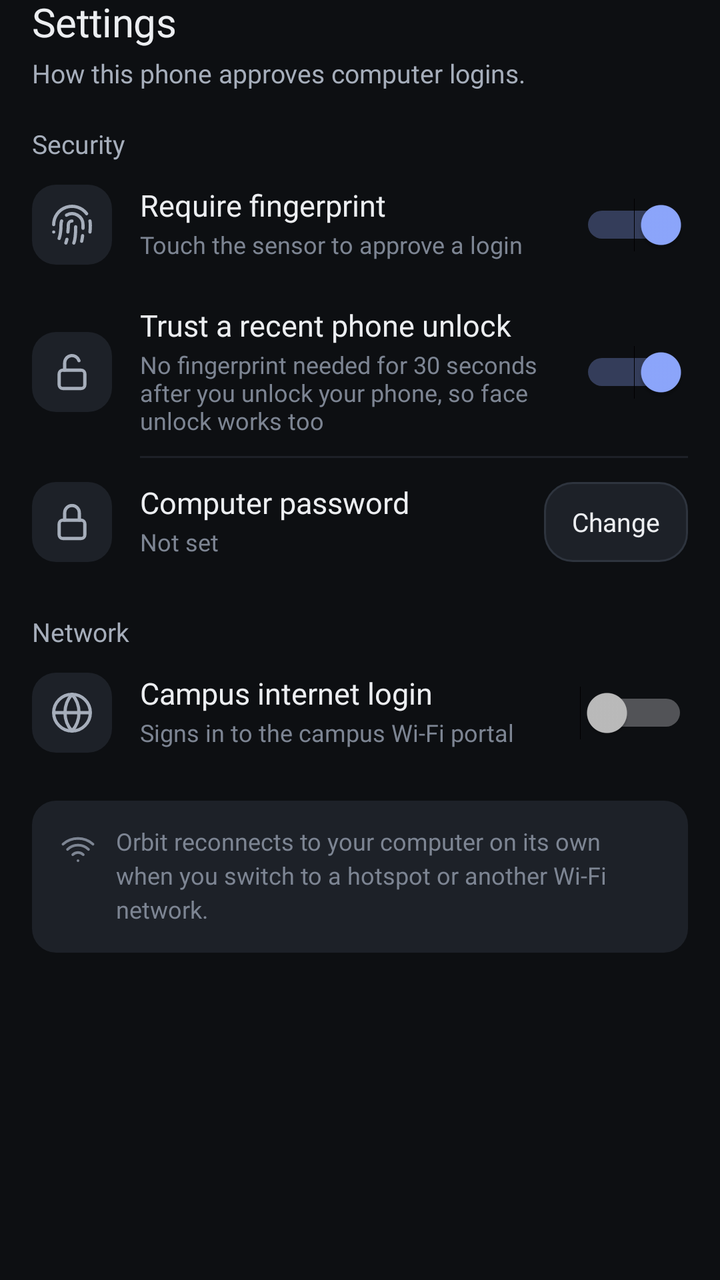
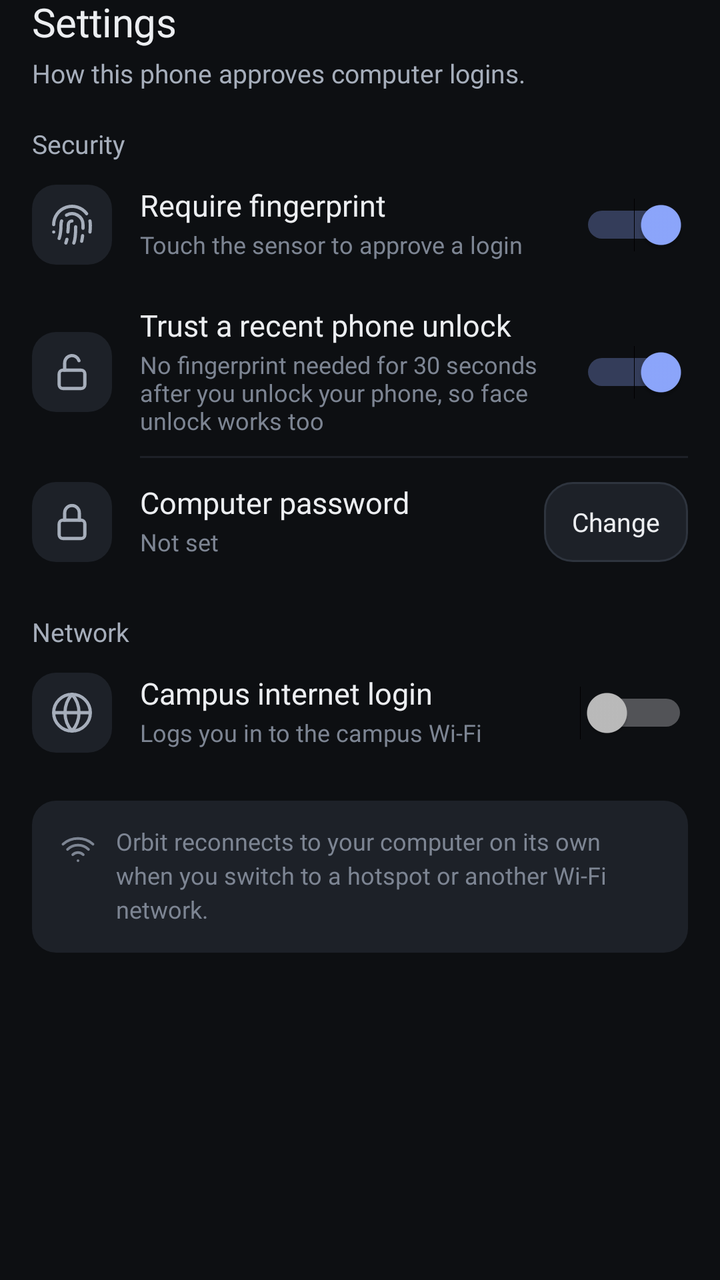

An Android layout rendered at two revisions. The XML below is the earlier revision; the diff shows what the commit changed to produce the second picture.
<!-- AndroidManifest.xml: application theme AppTheme -->
<!-- res/layout/dialog_settings.xml -->
<?xml version="1.0" encoding="utf-8"?>
<LinearLayout xmlns:android="http://schemas.android.com/apk/res/android"
    android:layout_width="match_parent"
    android:layout_height="wrap_content"
    android:orientation="vertical"
    android:background="@null"
    android:paddingStart="16dp"
    android:paddingEnd="16dp"
    android:paddingBottom="24dp">

    <TextView
        style="@style/Text.Title"
        android:layout_width="wrap_content"
        android:layout_height="wrap_content"
        android:text="Settings" />

    <TextView
        style="@style/Text.Secondary"
        android:layout_width="wrap_content"
        android:layout_height="wrap_content"
        android:layout_marginTop="6dp"
        android:text="How this phone approves computer logins." />

    <TextView
        style="@style/Text.Overline"
        android:layout_width="wrap_content"
        android:layout_height="wrap_content"
        android:layout_marginTop="20dp"
        android:text="Security" />

    
    <LinearLayout
        android:layout_width="match_parent"
        android:layout_height="wrap_content"
        android:gravity="center_vertical"
        android:minHeight="64dp"
        android:baselineAligned="false"
        android:orientation="horizontal"
        android:paddingTop="10dp"
        android:paddingBottom="10dp">

        <ImageView
            android:layout_width="40dp"
            android:layout_height="40dp"
            android:background="@drawable/bg_icon_tile"
            android:importantForAccessibility="no"
            android:padding="9dp"
            android:src="@drawable/ic_o_fingerprint"
            android:tint="@color/o_text_2" />

        <LinearLayout
            android:layout_width="0dp"
            android:layout_height="wrap_content"
            android:layout_weight="1"
            android:layout_marginStart="14dp"
            android:layout_marginEnd="12dp"
            android:orientation="vertical">

            <TextView
                style="@style/Text"
                android:layout_width="wrap_content"
                android:layout_height="wrap_content"
                android:fontFamily="@font/geist_medium"
                android:text="Require fingerprint"
                android:textSize="15sp" />

            <TextView
                android:id="@+id/tv_dialog_biometric_desc"
                style="@style/Text.Caption"
                android:layout_width="wrap_content"
                android:layout_height="wrap_content"
                android:layout_marginTop="4dp"
                android:text="Touch the sensor to approve a login" />
        </LinearLayout>

        <Switch
            android:id="@+id/switch_dialog_biometric"
            android:layout_width="wrap_content"
            android:layout_height="wrap_content"
            android:minHeight="44dp"
            android:checked="true" />
    </LinearLayout>

    
    <LinearLayout
        android:layout_width="match_parent"
        android:layout_height="wrap_content"
        android:gravity="center_vertical"
        android:minHeight="64dp"
        android:baselineAligned="false"
        android:orientation="horizontal"
        android:paddingTop="10dp"
        android:paddingBottom="10dp">

        <ImageView
            android:layout_width="40dp"
            android:layout_height="40dp"
            android:background="@drawable/bg_icon_tile"
            android:importantForAccessibility="no"
            android:padding="9dp"
            android:src="@drawable/ic_o_unlock"
            android:tint="@color/o_text_2" />

        <LinearLayout
            android:layout_width="0dp"
            android:layout_height="wrap_content"
            android:layout_weight="1"
            android:layout_marginStart="14dp"
            android:layout_marginEnd="12dp"
            android:orientation="vertical">

            <TextView
                style="@style/Text"
                android:layout_width="wrap_content"
                android:layout_height="wrap_content"
                android:fontFamily="@font/geist_medium"
                android:text="Trust a recent phone unlock"
                android:textSize="15sp" />

            <TextView
                style="@style/Text.Caption"
                android:layout_width="wrap_content"
                android:layout_height="wrap_content"
                android:layout_marginTop="4dp"
                android:text="No fingerprint needed for 30 seconds after you unlock your phone, so face unlock works too" />
        </LinearLayout>

        <Switch
            android:id="@+id/switch_dialog_recent_unlock"
            android:layout_width="wrap_content"
            android:layout_height="wrap_content"
            android:minHeight="44dp"
            android:checked="true" />
    </LinearLayout>

    <View
        style="@style/Divider"
        android:layout_width="match_parent"
        android:layout_marginStart="54dp" />

    
    <LinearLayout
        android:layout_width="match_parent"
        android:layout_height="wrap_content"
        android:gravity="center_vertical"
        android:minHeight="64dp"
        android:baselineAligned="false"
        android:orientation="horizontal"
        android:paddingTop="10dp"
        android:paddingBottom="10dp">

        <ImageView
            android:layout_width="40dp"
            android:layout_height="40dp"
            android:background="@drawable/bg_icon_tile"
            android:importantForAccessibility="no"
            android:padding="9dp"
            android:src="@drawable/ic_o_lock"
            android:tint="@color/o_text_2" />

        <LinearLayout
            android:layout_width="0dp"
            android:layout_height="wrap_content"
            android:layout_weight="1"
            android:layout_marginStart="14dp"
            android:layout_marginEnd="12dp"
            android:orientation="vertical">

            <TextView
                style="@style/Text"
                android:layout_width="wrap_content"
                android:layout_height="wrap_content"
                android:fontFamily="@font/geist_medium"
                android:text="Computer password"
                android:textSize="15sp" />

            <TextView
                android:id="@+id/tv_dialog_password_desc"
                style="@style/Text.Caption"
                android:layout_width="wrap_content"
                android:layout_height="wrap_content"
                android:layout_marginTop="4dp"
                android:text="Not set" />
        </LinearLayout>

        <Button
            android:autoSizeTextType="none"
            android:id="@+id/btn_dialog_change_password"
            style="@style/Btn.Secondary"
            android:layout_width="wrap_content"
            android:layout_height="40dp"
            android:paddingStart="14dp"
            android:paddingEnd="14dp"
            android:text="Change"
            android:textSize="13sp" />
    </LinearLayout>

    <TextView
        style="@style/Text.Overline"
        android:layout_width="wrap_content"
        android:layout_height="wrap_content"
        android:layout_marginTop="16dp"
        android:text="Network" />

    
    <LinearLayout
        android:layout_width="match_parent"
        android:layout_height="wrap_content"
        android:gravity="center_vertical"
        android:minHeight="64dp"
        android:baselineAligned="false"
        android:orientation="horizontal"
        android:paddingTop="10dp"
        android:paddingBottom="10dp">

        <ImageView
            android:layout_width="40dp"
            android:layout_height="40dp"
            android:background="@drawable/bg_icon_tile"
            android:importantForAccessibility="no"
            android:padding="9dp"
            android:src="@drawable/ic_o_globe"
            android:tint="@color/o_text_2" />

        <LinearLayout
            android:layout_width="0dp"
            android:layout_height="wrap_content"
            android:layout_weight="1"
            android:layout_marginStart="14dp"
            android:layout_marginEnd="12dp"
            android:orientation="vertical">

            <TextView
                style="@style/Text"
                android:layout_width="wrap_content"
                android:layout_height="wrap_content"
                android:fontFamily="@font/geist_medium"
                android:text="Campus internet login"
                android:textSize="15sp" />

            <TextView
                android:id="@+id/tv_dialog_captive_desc"
                style="@style/Text.Caption"
                android:layout_width="wrap_content"
                android:layout_height="wrap_content"
                android:layout_marginTop="4dp"
                android:text="Signs in to the campus Wi-Fi portal" />
        </LinearLayout>

        <Switch
            android:id="@+id/switch_dialog_captive"
            android:layout_width="wrap_content"
            android:layout_height="wrap_content"
            android:minHeight="44dp"
            android:checked="false" />
    </LinearLayout>

    <LinearLayout
        android:id="@+id/layout_dialog_captive_config"
        android:layout_width="match_parent"
        android:layout_height="wrap_content"
        android:layout_marginStart="54dp"
        android:gravity="center_vertical"
        android:baselineAligned="false"
        android:orientation="horizontal"
        android:paddingBottom="8dp"
        android:visibility="gone">

        <Button
            android:id="@+id/btn_dialog_toggle_captive"
            style="@style/Btn.Primary"
            android:layout_width="0dp"
            android:layout_height="44dp"
            android:layout_weight="1"
            android:paddingStart="8dp"
            android:paddingEnd="8dp"
            android:text="Log in"
            android:textSize="14sp" />

        <Button
            android:autoSizeTextType="none"
            android:id="@+id/btn_dialog_config_captive"
            style="@style/Btn.Secondary"
            android:layout_width="wrap_content"
            android:layout_height="44dp"
            android:layout_marginStart="8dp"
            android:paddingStart="14dp"
            android:paddingEnd="14dp"
            android:text="Set up"
            android:textSize="14sp" />
    </LinearLayout>

    
    <LinearLayout
        android:layout_width="match_parent"
        android:layout_height="wrap_content"
        android:layout_marginTop="12dp"
        android:background="@drawable/bg_icon_tile"
        android:baselineAligned="false"
        android:orientation="horizontal"
        android:padding="14dp">

        <ImageView
            android:layout_width="18dp"
            android:layout_height="18dp"
            android:layout_marginTop="1dp"
            android:importantForAccessibility="no"
            android:src="@drawable/ic_o_wifi"
            android:tint="@color/o_text_3" />

        <TextView
            style="@style/Text.Caption"
            android:layout_width="0dp"
            android:layout_height="wrap_content"
            android:layout_weight="1"
            android:layout_marginStart="10dp"
            android:lineSpacingExtra="3dp"
            android:text="Orbit reconnects to your computer on its own when you switch to a hotspot or another Wi-Fi network." />
    </LinearLayout>

</LinearLayout>
<!-- resources referenced by this layout -->
<resources>
  <color name="o_text_2">#A6AEBB</color>
  <color name="o_text_3">#7D8593</color>
  <!-- drawable bg_icon_tile (drawable) -->
  <?xml version="1.0" encoding="utf-8"?>
  <shape xmlns:android="http://schemas.android.com/apk/res/android" android:shape="rectangle"><solid android:color="@color/o_raised"/><corners android:radius="12dp"/></shape>
  <style name="Btn.Secondary">
          <item name="android:autoSizeTextType">uniform</item>
          <item name="android:autoSizeMinTextSize">11sp</item>
          <item name="android:autoSizeMaxTextSize">15sp</item>
          <item name="android:autoSizeStepGranularity">1sp</item>
          <item name="android:background">@drawable/btn_tonal</item>
          <item name="android:textColor">@color/o_text</item>
          <item name="android:drawableTint">@color/o_text</item>
      </style>
  <style name="Divider">
          <item name="android:background">@color/o_raised</item>
          <item name="android:layout_height">1dp</item>
      </style>
  <style name="Text">
          <item name="android:fontFamily">@font/geist_regular</item>
          <item name="android:textColor">@color/o_text</item>
          <item name="android:includeFontPadding">false</item>
      </style>
  <style name="Text.Caption">
          <item name="android:textSize">12sp</item>
          <item name="android:textColor">@color/o_text_3</item>
      </style>
  <style name="Text.Overline">
          <item name="android:fontFamily">@font/geist_semibold</item>
          <item name="android:textSize">13sp</item>
          <item name="android:textColor">@color/o_text_2</item>
      </style>
  <style name="Text.Secondary">
          <item name="android:textSize">13sp</item>
          <item name="android:textColor">@color/o_text_2</item>
      </style>
  <style name="Text.Title">
          <item name="android:fontFamily">@font/geist_semibold</item>
          <item name="android:textSize">20sp</item>
          <item name="android:letterSpacing">-0.01</item>
      </style>
  <color name="o_raised">#1D2128</color>
  <!-- drawable btn_approve (drawable) -->
  <?xml version="1.0" encoding="utf-8"?>
  <ripple xmlns:android="http://schemas.android.com/apk/res/android" android:color="@color/o_ripple_dark"><item><shape android:shape="rectangle"><solid android:color="@color/o_accent"/><corners android:radius="14dp"/></shape></item><item android:id="@android:id/mask"><shape android:shape="rectangle"><solid android:color="#FFFFFFFF"/><corners android:radius="14dp"/></shape></item></ripple>
  <color name="o_on_accent">#0D0F12</color>
  <color name="o_text">#ECEEF1</color>
  <color name="o_ground">#0D0F12</color>
  <color name="o_accent">#8EA8FF</color>
  <color name="o_ripple">#1FFFFFFF</color>
  <color name="o_accent_tint">#1F2740</color>
  <color name="o_ripple_dark">#260D0F12</color>
  <color name="o_stroke">#2E343E</color>
  <!-- drawable bg_dialog (drawable) -->
  <?xml version="1.0" encoding="utf-8"?>
  <shape xmlns:android="http://schemas.android.com/apk/res/android" android:shape="rectangle"><solid android:color="@color/o_surface"/><stroke android:width="1dp" android:color="@color/o_hairline"/><corners android:radius="24dp"/></shape>
  <color name="o_surface">#15181D</color>
  <style name="DialogButton" parent="@android:style/Widget.DeviceDefault.Button.Borderless">
          <item name="android:textColor">@color/o_accent</item>
          <item name="android:textAllCaps">false</item>
          <item name="android:fontFamily">@font/geist_medium</item>
          <item name="android:textSize">15sp</item>
      </style>
  <style name="DialogTitle" parent="@android:style/TextAppearance.DeviceDefault.DialogWindowTitle">
          <item name="android:fontFamily">@font/geist_semibold</item>
          <item name="android:textSize">18sp</item>
          <item name="android:textColor">@color/o_text</item>
      </style>
  <color name="o_hairline">#262B33</color>
  <!-- unchanged entries left out for length: 9 -->
</resources>

<!-- the commit's change to res/layout/dialog_settings.xml (unified diff, before → after) -->
@@ -244,7 +244,7 @@
                 android:layout_width="wrap_content"
                 android:layout_height="wrap_content"
                 android:layout_marginTop="4dp"
-                android:text="Signs in to the campus Wi-Fi portal" />
+                android:text="Logs you in to the campus Wi-Fi" />
         </LinearLayout>
 
         <Switch
